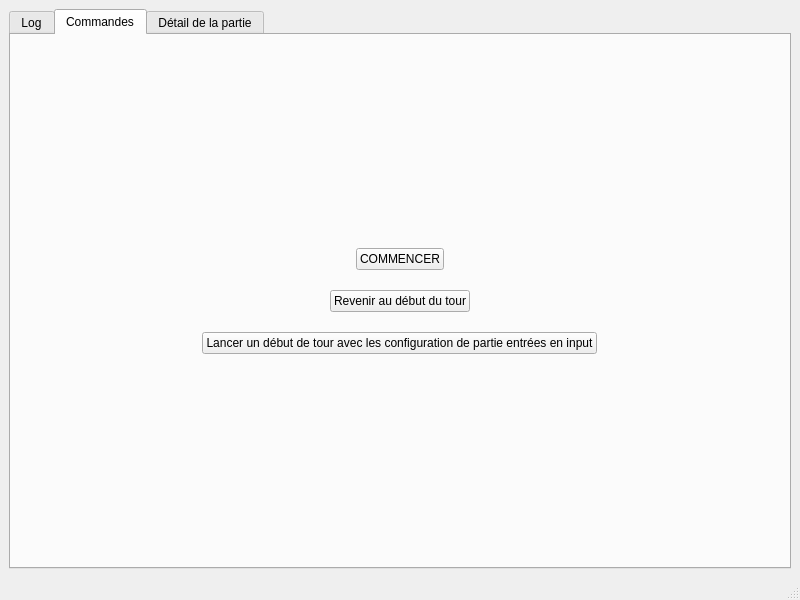
Before: the Qt Designer form SECRET_VOLDEMORT_SERVER/Developpement/server_ctr.ui in AdrienBrune/SECRET_VOLDEMORT, drawn with Qt 5.
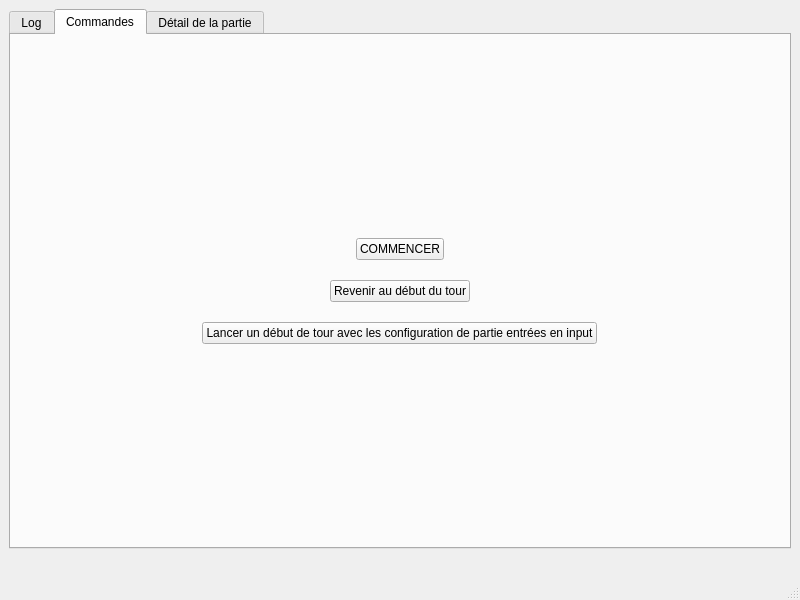
After: the same form once the commit is applied.

Commit message: Version 1.0 server + release windows

```diff
--- a/SECRET_VOLDEMORT_SERVER/Developpement/server_ctr.ui
+++ b/SECRET_VOLDEMORT_SERVER/Developpement/server_ctr.ui
@@ -553,6 +553,13 @@
       </widget>
      </widget>
     </item>
+    <item>
+     <widget class="QLabel" name="version">
+      <property name="text">
+       <string/>
+      </property>
+     </widget>
+    </item>
    </layout>
   </widget>
   <widget class="QMenuBar" name="menubar">
```
The commit also changes 3 other files.
